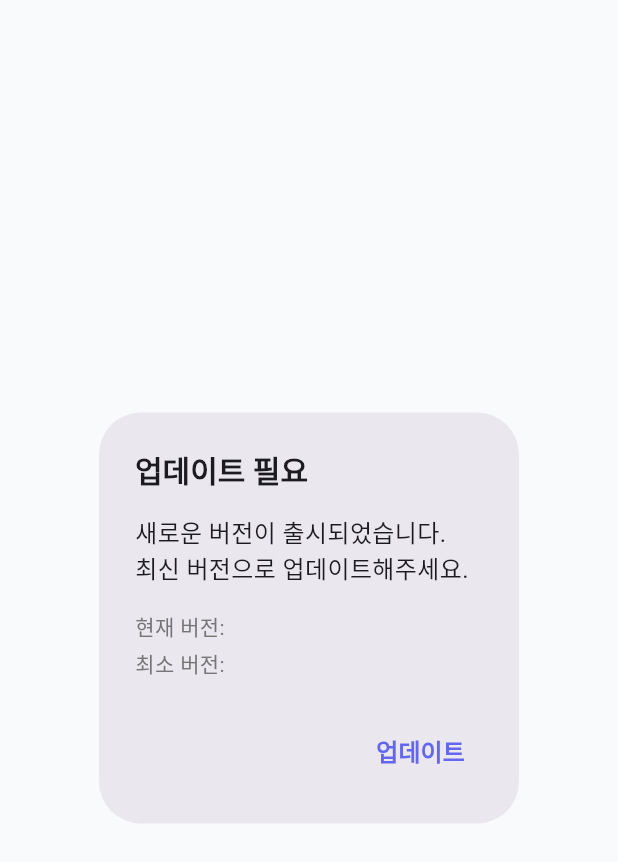
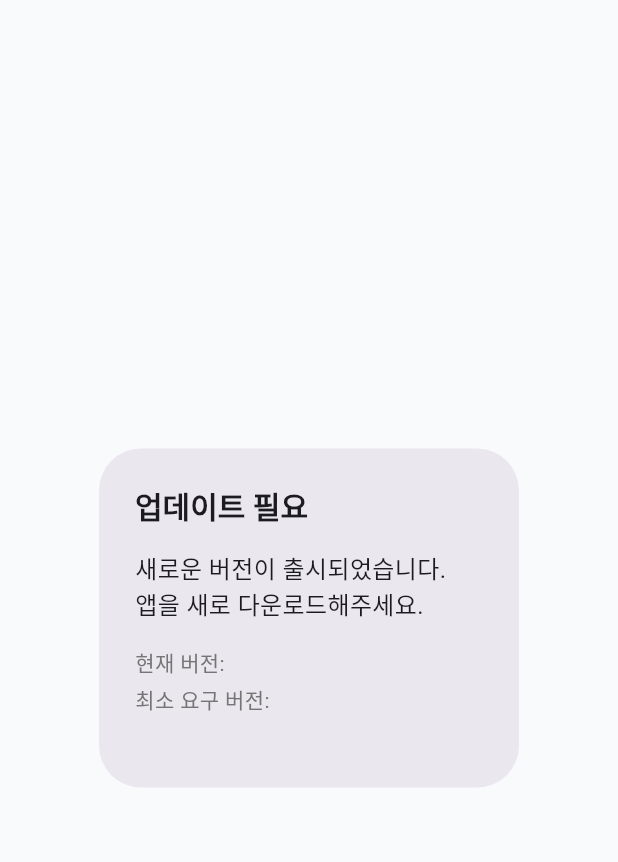
Before and after one commit to lppresident/co-workfit, a Flutter app: the VersionCheckDialog widget shown alone on an empty page, opened directly with empty values, on a phone screen of 412 x 824 dp. Shown: the top 862 px of the screen. Run offline on Flutter 3.47's test engine with Material 3 defaults, Android fonts, the phone set to English and light mode, and no system bars; our stand-ins replace app_links, bloc, cloud_firestore, dartz, equatable, firebase_auth and 10 more; missing offline and left inert: health; accounts and stored records are empty.

Commit message:
refactor: Simplify version check dialog to block-only mode
- Remove store URL redirection logic
- Remove button from dialog (no user action possible)
- Change message to "앱을 새로 다운로드해주세요"
- Change "최소 버전" to "최소 요구 버전"
- Remove unnecessary imports (dart:io, url_launcher, services)
- Dialog stays visible indefinitely, blocking app usage

🤖 Generated with [Claude Code](https://claude.com/claude-code)

Co-Authored-By: Claude Sonnet 4.5 <noreply@anthropic.com>

```diff
--- a/lib/core/widgets/version_check_dialog.dart
+++ b/lib/core/widgets/version_check_dialog.dart
@@ -1,7 +1,4 @@
-import 'dart:io';
 import 'package:flutter/material.dart';
-import 'package:flutter/services.dart';
-import 'package:url_launcher/url_launcher.dart';
 
 /// 버전 업데이트 필수 다이얼로그
 class VersionCheckDialog extends StatelessWidget {
@@ -31,7 +28,7 @@ class VersionCheckDialog extends StatelessWidget {
           crossAxisAlignment: CrossAxisAlignment.start,
           children: [
             const Text(
-              '새로운 버전이 출시되었습니다.\n최신 버전으로 업데이트해주세요.',
+              '새로운 버전이 출시되었습니다.\n앱을 새로 다운로드해주세요.',
               style: TextStyle(fontSize: 16),
             ),
             const SizedBox(height: 16),
@@ -44,7 +41,7 @@ class VersionCheckDialog extends StatelessWidget {
             ),
             const SizedBox(height: 4),
             Text(
-              '최소 버전: $minimumVersion',
+              '최소 요구 버전: $minimumVersion',
               style: TextStyle(
                 fontSize: 14,
                 color: Colors.grey[600],
@@ -52,35 +49,7 @@ class VersionCheckDialog extends StatelessWidget {
             ),
           ],
         ),
-        actions: [
-          TextButton(
-            onPressed: () async {
-              // 스토어로 이동
-              if (Platform.isAndroid) {
-                // Google Play Store
-                final url = Uri.parse('https://play.google.com/store/apps/details?id=com.hansol.coworkfit');
-                if (await canLaunchUrl(url)) {
-                  await launchUrl(url, mode: LaunchMode.externalApplication);
-                }
-                SystemNavigator.pop();
-              } else if (Platform.isIOS) {
-                // App Store
-                final url = Uri.parse('https://apps.apple.com/app/id YOUR_APP_ID');
-                if (await canLaunchUrl(url)) {
-                  await launchUrl(url, mode: LaunchMode.externalApplication);
-                }
-                // iOS는 앱을 종료하지 않음 (Apple 가이드라인 준수)
-              }
-            },
-            child: const Text(
-              '업데이트',
-              style: TextStyle(
-                fontSize: 16,
-                fontWeight: FontWeight.w600,
-              ),
-            ),
-          ),
-        ],
+        actions: const [],
       ),
     );
   }
```
